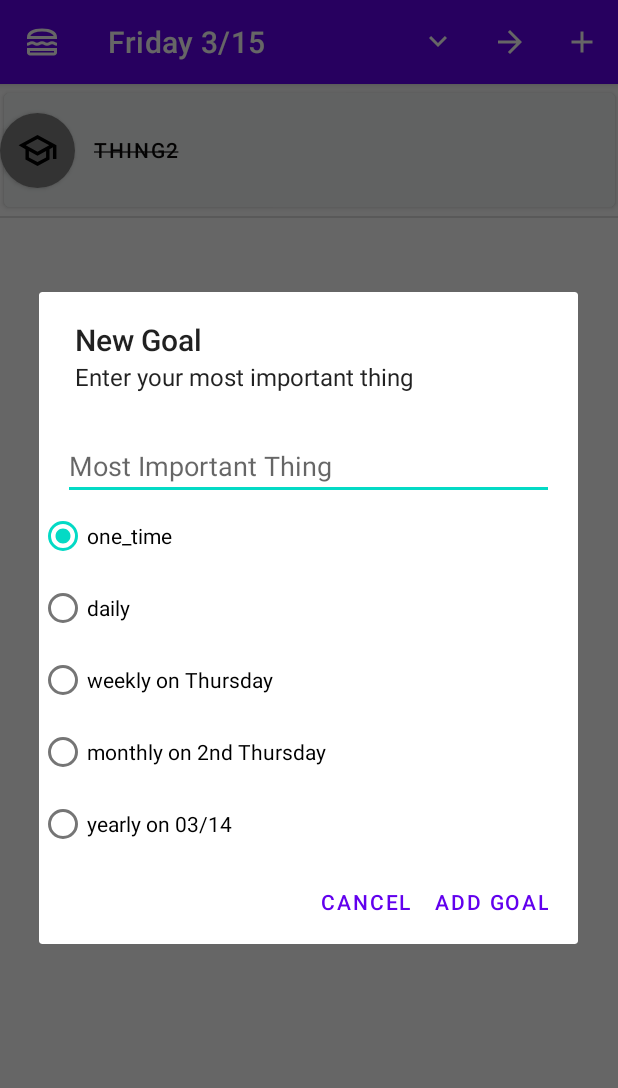
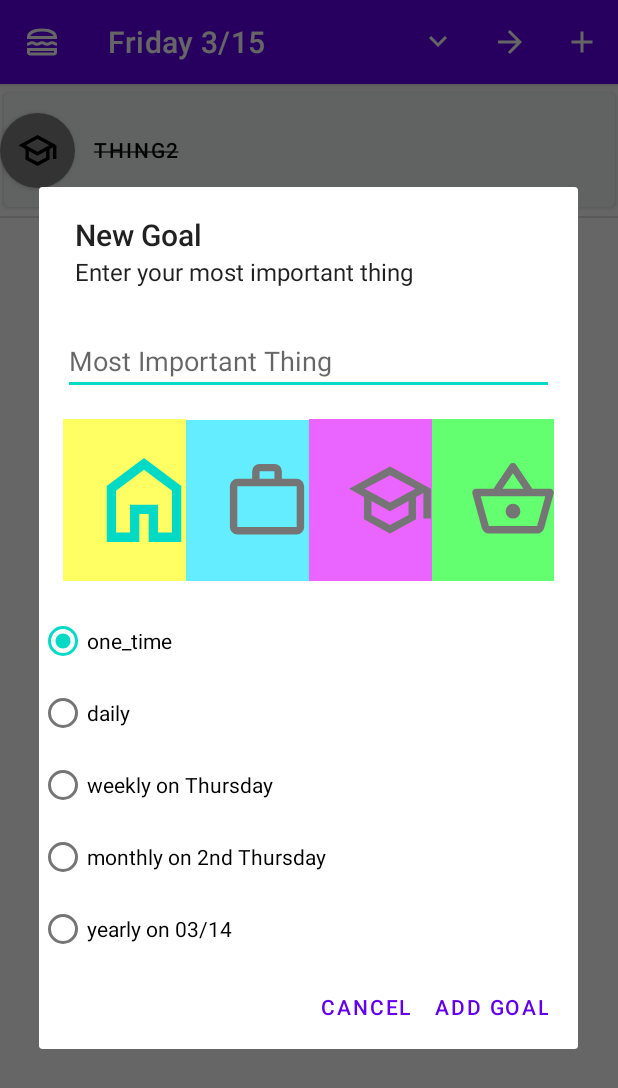
Before and after one commit to CSE-110-Winter-2024/project-team-16, an Android app: the screen it shows after launch (MainActivity), after a tap on "Add Goal", on a phone screen of 412 x 824 dp. Shown: the top 1088 px of the screen. Run offline under Robolectric (Android 15) with nearby library versions, the phone set to English and light mode, and no system bars; our stand-ins replace Room's generated code; 3 other taps on this screen came first.

```diff
--- a/app/src/main/java/edu/ucsd/cse110/successorator/MainActivity.java
+++ b/app/src/main/java/edu/ucsd/cse110/successorator/MainActivity.java
@@ -73,6 +73,10 @@ public class MainActivity extends AppCompatActivity {
         else if (itemId == R.id.v_dropdown) {
 
         }
+
+//        else if(itemId == R.id.home) {
+//
+//        }
 
         return super.onOptionsItemSelected(item);
     }
--- a/app/src/main/java/edu/ucsd/cse110/successorator/ui/GoalListAdapter.java
+++ b/app/src/main/java/edu/ucsd/cse110/successorator/ui/GoalListAdapter.java
@@ -11,6 +11,7 @@ import android.widget.ArrayAdapter;
 import androidx.annotation.NonNull;
 
 import java.util.ArrayList;
+import java.util.Collections;
 import java.util.List;
 import java.util.Objects;
 import java.util.function.Consumer;
@@ -33,7 +34,6 @@ public class GoalListAdapter extends ArrayAdapter<GoalEntity> {
         //
         // Also note that ArrayAdapter NEEDS a mutable List (ArrayList),
         // or it will crash!
-
         super(context, 0, new ArrayList<>(goals));
         this.onClick = onClick;
     }
--- a/app/src/main/java/edu/ucsd/cse110/successorator/ui/dialog/AddGoalDialogFragment.java
+++ b/app/src/main/java/edu/ucsd/cse110/successorator/ui/dialog/AddGoalDialogFragment.java
@@ -137,6 +137,7 @@ public class AddGoalDialogFragment extends DialogFragment {
     private void onPositiveButtonClick(DialogInterface dialog, int which) {
         var mit = view.addGoalEditText.getText().toString();
         Goal.Frequency frequency = Goal.Frequency.ONETIME;
+        Goal.GoalContext context = Goal.GoalContext.HOME;
 
 
         if (view.daily.isChecked()){
@@ -155,8 +156,17 @@ public class AddGoalDialogFragment extends DialogFragment {
             frequency = Goal.Frequency.YEARLY;
         }
 
+        if(view.workButton.isChecked()) {
+            context = Goal.GoalContext.WORK;
+        }
+        else if(view.schoolButton.isChecked()) {
+            context = Goal.GoalContext.SCHOOL;
+        }
+        else if(view.errandsButton.isChecked()) {
+            context = Goal.GoalContext.ERRANDS;
+        }
 
-        var goal = new Goal(null, mit, -1, false, frequency,Goal.GoalContext.ERRANDS);
+        var goal = new Goal(null, mit, -1, false, frequency, context);
 
 
         activityModel.append(goal);
--- a/app/src/main/res/layout/fragment_dialog_add_goal.xml
+++ b/app/src/main/res/layout/fragment_dialog_add_goal.xml
@@ -1,6 +1,7 @@
 <?xml version="1.0" encoding="utf-8"?>
 <androidx.constraintlayout.widget.ConstraintLayout xmlns:android="http://schemas.android.com/apk/res/android"
     xmlns:app="http://schemas.android.com/apk/res-auto"
+    xmlns:tools="http://schemas.android.com/tools"
     android:layout_width="match_parent"
     android:layout_height="match_parent">
 
@@ -18,16 +19,69 @@
         app:layout_constraintTop_toTopOf="parent" />
 
     <RadioGroup
+        android:id="@+id/radioGroup"
+        android:layout_width="0dp"
+        android:layout_height="wrap_content"
+        android:layout_marginStart="16dp"
+        android:layout_marginTop="16dp"
+        android:layout_marginEnd="16dp"
+        android:layout_marginBottom="16dp"
+        android:orientation="horizontal"
+        app:layout_constraintBottom_toTopOf="@+id/Frequency"
+        app:layout_constraintEnd_toEndOf="parent"
+        app:layout_constraintStart_toStartOf="parent"
+        app:layout_constraintTop_toBottomOf="@+id/add_goal_edit_text">
+
+        <RadioButton
+            android:id="@+id/homeButton"
+            android:layout_width="wrap_content"
+            android:layout_height="wrap_content"
+            android:layout_weight="1"
+            android:background="#FFFF64"
+            android:button="@drawable/ic_home_foreground"
+            android:checked="true"
+            android:ellipsize="none" />
+
+        <RadioButton
+            android:id="@+id/workButton"
+            android:layout_width="wrap_content"
+            android:layout_height="wrap_content"
+            android:layout_weight="1"
+            android:background="#64EDFF"
+            android:button="@drawable/ic_work_foreground"
+            android:includeFontPadding="false" />
+
+        <RadioButton
+            android:id="@+id/schoolButton"
+            android:layout_width="wrap_content"
+            android:layout_height="wrap_content"
+            android:layout_weight="1"
+            android:background="#EA64FF"
+            android:button="@drawable/ic_school_foreground" />
+
+        <RadioButton
+            android:id="@+id/errandsButton"
+            android:layout_width="wrap_content"
+            android:layout_height="wrap_content"
+            android:layout_weight="1"
+            android:background="#64FF71"
+            android:button="@drawable/ic_errands_foreground" />
+
+    </RadioGroup>
+
+    <RadioGroup
         android:id="@+id/Frequency"
         android:layout_width="wrap_content"
         android:layout_height="wrap_content"
+        android:layout_marginTop="16dp"
         app:layout_constraintStart_toStartOf="parent"
-        app:layout_constraintTop_toBottomOf="@+id/add_goal_edit_text">
+        app:layout_constraintTop_toBottomOf="@+id/radioGroup">
 
         <RadioButton
             android:id="@+id/one_time"
             android:layout_width="match_parent"
             android:layout_height="wrap_content"
+            android:checked="true"
             android:text="one_time" />
 
         <RadioButton
--- a/lib/src/main/java/edu/ucsd/cse110/successorator/lib/domain/GoalRepository.java
+++ b/lib/src/main/java/edu/ucsd/cse110/successorator/lib/domain/GoalRepository.java
@@ -1,5 +1,6 @@
 package edu.ucsd.cse110.successorator.lib.domain;
 
+import java.util.Collections;
 import java.util.List;
 import java.util.stream.Collectors;
 
```
